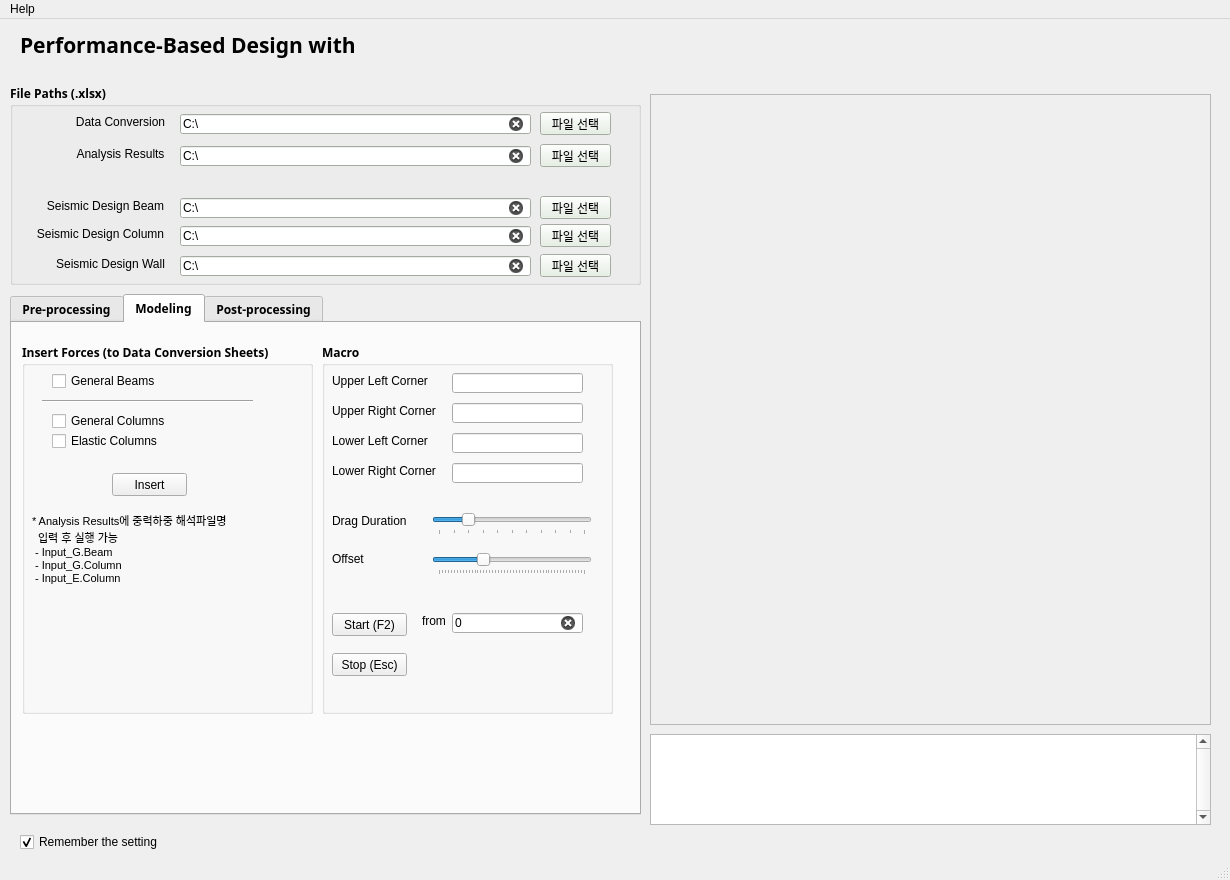
The window that PBD_p3d.ui (klm555/pbd-perform3d) describes before a commit, drawn with Qt 5.
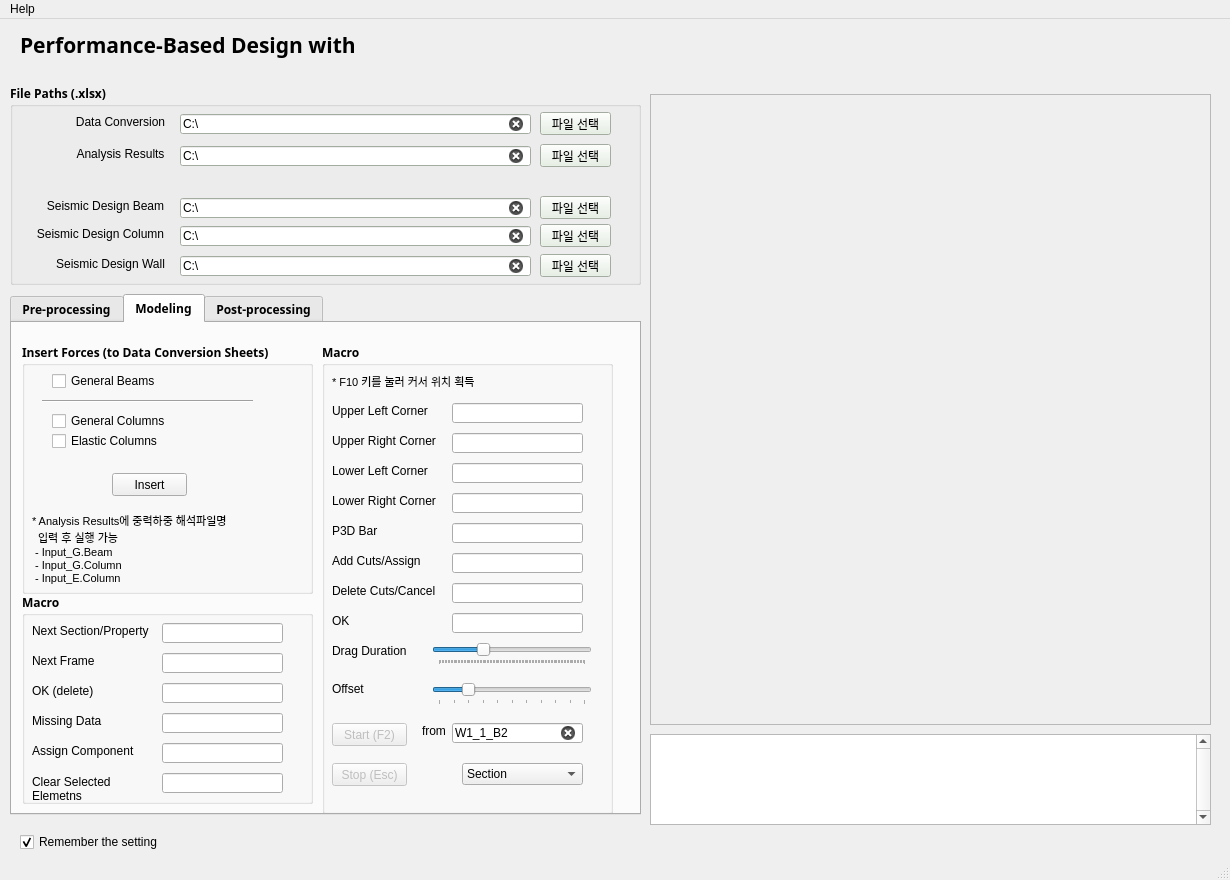
The same window after the commit. The open tabs and pages were chosen to show the change. Icons and pictures are not drawn.

What changed in the file:
```diff
--- a/PBD_p3d.ui
+++ b/PBD_p3d.ui
@@ -1800,7 +1800,7 @@
         <x>10</x>
         <y>20</y>
         <width>291</width>
-        <height>371</height>
+        <height>251</height>
        </rect>
       </property>
       <property name="title">
@@ -1946,17 +1946,20 @@
         <x>310</x>
         <y>20</y>
         <width>291</width>
-        <height>371</height>
+        <height>471</height>
        </rect>
       </property>
       <property name="title">
        <string>Macro</string>
       </property>
       <widget class="QLineEdit" name="up_right_coord_editbox">
+       <property name="enabled">
+        <bool>true</bool>
+       </property>
        <property name="geometry">
         <rect>
          <x>130</x>
-         <y>60</y>
+         <y>90</y>
          <width>131</width>
          <height>20</height>
         </rect>
@@ -1976,10 +1979,13 @@
        </property>
       </widget>
       <widget class="QLineEdit" name="low_left_coord_editbox">
+       <property name="enabled">
+        <bool>true</bool>
+       </property>
        <property name="geometry">
         <rect>
          <x>130</x>
-         <y>90</y>
+         <y>120</y>
          <width>131</width>
          <height>20</height>
         </rect>
@@ -1999,19 +2005,25 @@
        </property>
       </widget>
       <widget class="QSlider" name="offset_slider">
+       <property name="enabled">
+        <bool>true</bool>
+       </property>
        <property name="geometry">
         <rect>
          <x>110</x>
-         <y>210</y>
+         <y>340</y>
          <width>160</width>
          <height>22</height>
         </rect>
        </property>
        <property name="maximum">
-        <number>49</number>
+        <number>10</number>
+       </property>
+       <property name="value">
+        <number>2</number>
        </property>
        <property name="sliderPosition">
-        <number>15</number>
+        <number>2</number>
        </property>
        <property name="orientation">
         <enum>Qt::Horizontal</enum>
@@ -2033,7 +2045,7 @@
        <property name="geometry">
         <rect>
          <x>10</x>
-         <y>120</y>
+         <y>150</y>
          <width>111</width>
          <height>16</height>
         </rect>
@@ -2056,7 +2068,7 @@
        <property name="geometry">
         <rect>
          <x>10</x>
-         <y>30</y>
+         <y>60</y>
          <width>111</width>
          <height>16</height>
         </rect>
@@ -2079,7 +2091,7 @@
        <property name="geometry">
         <rect>
          <x>100</x>
-         <y>270</y>
+         <y>380</y>
          <width>31</width>
          <height>16</height>
         </rect>
@@ -2099,10 +2111,13 @@
        </property>
       </widget>
       <widget class="QPushButton" name="show_result_btn">
+       <property name="enabled">
+        <bool>false</bool>
+       </property>
        <property name="geometry">
         <rect>
          <x>10</x>
-         <y>270</y>
+         <y>380</y>
          <width>75</width>
          <height>23</height>
         </rect>
@@ -2121,11 +2136,14 @@
         <string>F2</string>
        </property>
       </widget>
-      <widget class="QLineEdit" name="low_right_coord_editbox_2">
+      <widget class="QLineEdit" name="elem_name_editbox">
+       <property name="enabled">
+        <bool>true</bool>
+       </property>
        <property name="geometry">
         <rect>
          <x>130</x>
-         <y>270</y>
+         <y>380</y>
          <width>131</width>
          <height>20</height>
         </rect>
@@ -2138,7 +2156,7 @@
         </font>
        </property>
        <property name="text">
-        <string>0</string>
+        <string>W1_1_B2</string>
        </property>
        <property name="clearButtonEnabled">
         <bool>true</bool>
@@ -2148,7 +2166,7 @@
        <property name="geometry">
         <rect>
          <x>10</x>
-         <y>90</y>
+         <y>120</y>
          <width>111</width>
          <height>16</height>
         </rect>
@@ -2168,19 +2186,25 @@
        </property>
       </widget>
       <widget class="QSlider" name="drag_duration_slider">
+       <property name="enabled">
+        <bool>true</bool>
+       </property>
        <property name="geometry">
         <rect>
          <x>110</x>
-         <y>170</y>
+         <y>300</y>
          <width>160</width>
          <height>22</height>
         </rect>
        </property>
        <property name="maximum">
-        <number>10</number>
+        <number>100</number>
+       </property>
+       <property name="pageStep">
+        <number>5</number>
        </property>
        <property name="value">
-        <number>2</number>
+        <number>30</number>
        </property>
        <property name="orientation">
         <enum>Qt::Horizontal</enum>
@@ -2193,10 +2217,13 @@
        </property>
       </widget>
       <widget class="QLineEdit" name="up_left_coord_editbox">
+       <property name="enabled">
+        <bool>true</bool>
+       </property>
        <property name="geometry">
         <rect>
          <x>130</x>
-         <y>30</y>
+         <y>60</y>
          <width>131</width>
          <height>20</height>
         </rect>
@@ -2219,7 +2246,7 @@
        <property name="geometry">
         <rect>
          <x>10</x>
-         <y>170</y>
+         <y>300</y>
          <width>81</width>
          <height>16</height>
         </rect>
@@ -2239,7 +2266,7 @@
        <property name="geometry">
         <rect>
          <x>10</x>
-         <y>210</y>
+         <y>340</y>
          <width>56</width>
          <height>12</height>
         </rect>
@@ -2256,10 +2283,13 @@
        </property>
       </widget>
       <widget class="QLineEdit" name="low_right_coord_editbox">
+       <property name="enabled">
+        <bool>true</bool>
+       </property>
        <property name="geometry">
         <rect>
          <x>130</x>
-         <y>120</y>
+         <y>150</y>
          <width>131</width>
          <height>20</height>
         </rect>
@@ -2279,10 +2309,13 @@
        </property>
       </widget>
       <widget class="QPushButton" name="show_result_btn_2">
+       <property name="enabled">
+        <bool>false</bool>
+       </property>
        <property name="geometry">
         <rect>
          <x>10</x>
-         <y>310</y>
+         <y>420</y>
          <width>75</width>
          <height>23</height>
         </rect>
@@ -2305,7 +2338,7 @@
        <property name="geometry">
         <rect>
          <x>10</x>
-         <y>60</y>
+         <y>90</y>
          <width>111</width>
          <height>16</height>
         </rect>
@@ -2324,6 +2357,569 @@
         <set>Qt::AlignLeading|Qt::AlignLeft|Qt::AlignVCenter</set>
        </property>
       </widget>
+      <widget class="QLabel" name="label_31">
+       <property name="geometry">
+        <rect>
+         <x>10</x>
+         <y>30</y>
+         <width>231</width>
+         <height>16</height>
+        </rect>
+       </property>
+       <property name="font">
+        <font>
+         <family>Arial</family>
+         <pointsize>8</pointsize>
+         <weight>50</weight>
+         <bold>false</bold>
+        </font>
+       </property>
+       <property name="text">
+        <string>* F10 키를 눌러 커서 위치 획득</string>
+       </property>
+       <property name="textFormat">
+        <enum>Qt::AutoText</enum>
+       </property>
+       <property name="alignment">
+        <set>Qt::AlignLeading|Qt::AlignLeft|Qt::AlignVCenter</set>
+       </property>
+      </widget>
+      <widget class="QLabel" name="label_40">
+       <property name="geometry">
+        <rect>
+         <x>10</x>
+         <y>240</y>
+         <width>111</width>
+         <height>16</height>
+        </rect>
+       </property>
+       <property name="font">
+        <font>
+         <family>Arial</family>
+         <weight>50</weight>
+         <bold>false</bold>
+        </font>
+       </property>
+       <property name="text">
+        <string>Delete Cuts/Cancel</string>
+       </property>
+       <property name="alignment">
+        <set>Qt::AlignLeading|Qt::AlignLeft|Qt::AlignVCenter</set>
+       </property>
+      </widget>
+      <widget class="QLabel" name="label_41">
+       <property name="geometry">
+        <rect>
+         <x>10</x>
+         <y>180</y>
+         <width>111</width>
+         <height>16</height>
+        </rect>
+       </property>
+       <property name="font">
+        <font>
+         <family>Arial</family>
+         <weight>50</weight>
+         <bold>false</bold>
+        </font>
+       </property>
+       <property name="text">
+        <string>P3D Bar</string>
+       </property>
+       <property name="alignment">
+        <set>Qt::AlignLeading|Qt::AlignLeft|Qt::AlignVCenter</set>
+       </property>
+      </widget>
+      <widget class="QLabel" name="label_42">
+       <property name="geometry">
+        <rect>
+         <x>10</x>
+         <y>210</y>
+         <width>111</width>
+         <height>16</height>
+        </rect>
+       </property>
+       <property name="font">
+        <font>
+         <family>Arial</family>
+         <weight>50</weight>
+         <bold>false</bold>
+        </font>
+       </property>
+       <property name="text">
+        <string>Add Cuts/Assign</string>
+       </property>
+       <property name="alignment">
+        <set>Qt::AlignLeading|Qt::AlignLeft|Qt::AlignVCenter</set>
+       </property>
+      </widget>
+      <widget class="QLineEdit" name="add_cuts_editbox">
+       <property name="enabled">
+        <bool>true</bool>
+       </property>
+       <property name="geometry">
+        <rect>
+         <x>130</x>
+         <y>210</y>
+         <width>131</width>
+         <height>20</height>
+        </rect>
+       </property>
+       <property name="font">
+        <font>
+         <family>Arial</family>
+         <weight>50</weight>
+         <bold>false</bold>
+        </font>
+       </property>
+       <property name="text">
+        <string/>
+       </property>
+       <property name="clearButtonEnabled">
+        <bool>true</bool>
+       </property>
+      </widget>
+      <widget class="QLineEdit" name="p3d_bar_editbox">
+       <property name="enabled">
+        <bool>true</bool>
+       </property>
+       <property name="geometry">
+        <rect>
+         <x>130</x>
+         <y>180</y>
+         <width>131</width>
+         <height>20</height>
+        </rect>
+       </property>
+       <property name="font">
+        <font>
+         <family>Arial</family>
+         <weight>50</weight>
+         <bold>false</bold>
+        </font>
+       </property>
+       <property name="text">
+        <string/>
+       </property>
+       <property name="clearButtonEnabled">
+        <bool>true</bool>
+       </property>
+      </widget>
+      <widget class="QLineEdit" name="delete_cuts_editbox">
+       <property name="enabled">
+        <bool>true</bool>
+       </property>
+       <property name="geometry">
+        <rect>
+         <x>130</x>
+         <y>240</y>
+         <width>131</width>
+         <height>20</height>
+        </rect>
+       </property>
+       <property name="font">
+        <font>
+         <family>Arial</family>
+         <weight>50</weight>
+         <bold>false</bold>
+        </font>
+       </property>
+       <property name="text">
+        <string/>
+       </property>
+       <property name="clearButtonEnabled">
+        <bool>true</bool>
+       </property>
+      </widget>
+      <widget class="QLineEdit" name="ok_editbox">
+       <property name="enabled">
+        <bool>true</bool>
+       </property>
+       <property name="geometry">
+        <rect>
+         <x>130</x>
+         <y>270</y>
+         <width>131</width>
+         <height>20</height>
+        </rect>
+       </property>
+       <property name="font">
+        <font>
+         <family>Arial</family>
+         <weight>50</weight>
+         <bold>false</bold>
+        </font>
+       </property>
+       <property name="text">
+        <string/>
+       </property>
+       <property name="clearButtonEnabled">
+        <bool>true</bool>
+       </property>
+      </widget>
+      <widget class="QLabel" name="label_43">
+       <property name="geometry">
+        <rect>
+         <x>10</x>
+         <y>270</y>
+         <width>111</width>
+         <height>16</height>
+        </rect>
+       </property>
+       <property name="font">
+        <font>
+         <family>Arial</family>
+         <weight>50</weight>
+         <bold>false</bold>
+        </font>
+       </property>
+       <property name="text">
+        <string>OK</string>
+       </property>
+       <property name="alignment">
+        <set>Qt::AlignLeading|Qt::AlignLeft|Qt::AlignVCenter</set>
+       </property>
+      </widget>
+      <widget class="QComboBox" name="macro_comboBox">
+       <property name="geometry">
+        <rect>
+         <x>140</x>
+         <y>420</y>
+         <width>121</width>
+         <height>22</height>
+        </rect>
+       </property>
+       <property name="font">
+        <font>
+         <family>Arial</family>
+         <weight>50</weight>
+         <bold>false</bold>
+        </font>
+       </property>
+       <item>
+        <property name="text">
+         <string>Section</string>
+        </property>
+       </item>
+       <item>
+        <property name="text">
+         <string>Property (Wall)</string>
+        </property>
+       </item>
+       <item>
+        <property name="text">
+         <string>Property (Beam)</string>
+        </property>
+       </item>
+      </widget>
+     </widget>
+     <widget class="QGroupBox" name="groupBox_12">
+      <property name="geometry">
+       <rect>
+        <x>10</x>
+        <y>270</y>
+        <width>291</width>
+        <height>211</height>
+       </rect>
+      </property>
+      <property name="title">
+       <string>Macro</string>
+      </property>
+      <widget class="QLineEdit" name="next_section_editbox">
+       <property name="enabled">
+        <bool>true</bool>
+       </property>
+       <property name="geometry">
+        <rect>
+         <x>140</x>
+         <y>30</y>
+         <width>121</width>
+         <height>20</height>
+        </rect>
+       </property>
+       <property name="font">
+        <font>
+         <family>Arial</family>
+         <weight>50</weight>
+         <bold>false</bold>
+        </font>
+       </property>
+       <property name="text">
+        <string/>
+       </property>
+       <property name="clearButtonEnabled">
+        <bool>true</bool>
+       </property>
+      </widget>
+      <widget class="QLineEdit" name="next_frame_editbox">
+       <property name="enabled">
+        <bool>true</bool>
+       </property>
+       <property name="geometry">
+        <rect>
+         <x>140</x>
+         <y>60</y>
+         <width>121</width>
+         <height>20</height>
+        </rect>
+       </property>
+       <property name="font">
+        <font>
+         <family>Arial</family>
+         <weight>50</weight>
+         <bold>false</bold>
+        </font>
+       </property>
+       <property name="text">
+        <string/>
+       </property>
+       <property name="clearButtonEnabled">
+        <bool>true</bool>
+       </property>
+      </widget>
+      <widget class="QLabel" name="label_45">
+       <property name="geometry">
+        <rect>
+         <x>10</x>
+         <y>90</y>
+         <width>111</width>
+         <height>16</height>
+        </rect>
+       </property>
+       <property name="font">
+        <font>
+         <family>Arial</family>
+         <weight>50</weight>
+         <bold>false</bold>
+        </font>
+       </property>
+       <property name="text">
+        <string>OK (delete)</string>
+       </property>
+       <property name="alignment">
+        <set>Qt::AlignLeading|Qt::AlignLeft|Qt::AlignVCenter</set>
+       </property>
+      </widget>
+      <widget class="QLabel" name="label_52">
+       <property name="geometry">
+        <rect>
+         <x>10</x>
+         <y>60</y>
+         <width>111</width>
+         <height>16</height>
+        </rect>
+       </property>
+       <property name="font">
+        <font>
+         <family>Arial</family>
+         <weight>50</weight>
+         <bold>false</bold>
+        </font>
+       </property>
+       <property name="text">
+        <string>Next Frame</string>
+       </property>
+       <property name="alignment">
+        <set>Qt::AlignLeading|Qt::AlignLeft|Qt::AlignVCenter</set>
+       </property>
+      </widget>
+      <widget class="QLineEdit" name="ok_delete_editbox">
+       <property name="enabled">
+        <bool>true</bool>
+       </property>
+       <property name="geometry">
+        <rect>
+         <x>140</x>
+         <y>90</y>
+         <width>121</width>
+         <height>20</height>
+        </rect>
+       </property>
+       <property name="font">
+        <font>
+         <family>Arial</family>
+         <weight>50</weight>
+         <bold>false</bold>
+        </font>
+       </property>
+       <property name="text">
+        <string/>
+       </property>
+       <property name="clearButtonEnabled">
+        <bool>true</bool>
+       </property>
+      </widget>
+      <widget class="QLabel" name="label_53">
+       <property name="geometry">
+        <rect>
+         <x>10</x>
+         <y>30</y>
+         <width>121</width>
+         <height>16</height>
+        </rect>
+       </property>
+       <property name="font">
+        <font>
+         <family>Arial</family>
+         <weight>50</weight>
+         <bold>false</bold>
+        </font>
+       </property>
+       <property name="text">
+        <string>Next Section/Property</string>
+       </property>
+       <property name="alignment">
+        <set>Qt::AlignLeading|Qt::AlignLeft|Qt::AlignVCenter</set>
+       </property>
+      </widget>
+      <widget class="QLabel" name="label_55">
+       <property name="geometry">
+        <rect>
+         <x>10</x>
+         <y>120</y>
+         <width>111</width>
+         <height>16</height>
+        </rect>
+       </property>
+       <property name="font">
+        <font>
+         <family>Arial</family>
+         <weight>50</weight>
+         <bold>false</bold>
+        </font>
+       </property>
+       <property name="text">
+        <string>Missing Data</string>
+       </property>
+       <property name="alignment">
+        <set>Qt::AlignLeading|Qt::AlignLeft|Qt::AlignVCenter</set>
+       </property>
+      </widget>
+      <widget class="QLineEdit" name="missing_data_editbox">
+       <property name="enabled">
+        <bool>true</bool>
+       </property>
+       <property name="geometry">
+        <rect>
+         <x>140</x>
+         <y>120</y>
+         <width>121</width>
+         <height>20</height>
+        </rect>
+       </property>
+       <property name="font">
+        <font>
+         <family>Arial</family>
+         <weight>50</weight>
+         <bold>false</bold>
+        </font>
+       </property>
+       <property name="text">
+        <string/>
+       </property>
+       <property name="clearButtonEnabled">
+        <bool>true</bool>
+       </property>
+      </widget>
+      <widget class="QLineEdit" name="assign_comp_editbox">
+       <property name="enabled">
+        <bool>true</bool>
+       </property>
+       <property name="geometry">
+        <rect>
+         <x>140</x>
+         <y>150</y>
+         <width>121</width>
+         <height>20</height>
+        </rect>
+       </property>
+       <property name="font">
+        <font>
+         <family>Arial</family>
+         <weight>50</weight>
+         <bold>false</bold>
+        </font>
+       </property>
+       <property name="text">
+        <string/>
+       </property>
+       <property name="clearButtonEnabled">
+        <bool>true</bool>
+       </property>
+      </widget>
+      <widget class="QLabel" name="label_56">
+       <property name="geometry">
+        <rect>
+         <x>10</x>
+         <y>150</y>
+         <width>111</width>
+         <height>16</height>
+        </rect>
+       </property>
+       <property name="font">
+        <font>
+         <family>Arial</family>
+         <weight>50</weight>
+         <bold>false</bold>
+        </font>
+       </property>
+       <property name="text">
+        <string>Assign Component</string>
+       </property>
+       <property name="alignment">
+        <set>Qt::AlignLeading|Qt::AlignLeft|Qt::AlignVCenter</set>
+       </property>
+      </widget>
+      <widget class="QLabel" name="label_57">
+       <property name="geometry">
+        <rect>
+         <x>10</x>
+         <y>180</y>
+         <width>111</width>
+         <height>31</height>
+        </rect>
+       </property>
+       <property name="font">
+        <font>
+         <family>Arial</family>
+         <weight>50</weight>
+         <bold>false</bold>
+        </font>
+       </property>
+       <property name="text">
+        <string>Clear Selected 
+Elemetns</string>
+       </property>
+       <property name="alignment">
+        <set>Qt::AlignLeading|Qt::AlignLeft|Qt::AlignVCenter</set>
+       </property>
+      </widget>
+      <widget class="QLineEdit" name="clear_elem_editbox">
+       <property name="enabled">
+        <bool>true</bool>
+       </property>
+       <property name="geometry">
+        <rect>
+         <x>140</x>
+         <y>180</y>
+         <width>121</width>
+         <height>20</height>
+        </rect>
+       </property>
+       <property name="font">
+        <font>
+         <family>Arial</family>
+         <weight>50</weight>
+         <bold>false</bold>
+        </font>
+       </property>
+       <property name="text">
+        <string/>
+       </property>
+       <property name="clearButtonEnabled">
+        <bool>true</bool>
+       </property>
+      </widget>
      </widget>
     </widget>
     <widget class="QWidget" name="tab3">
```
Left out of the diff: 188 changed lines with no effect on the pictures.
